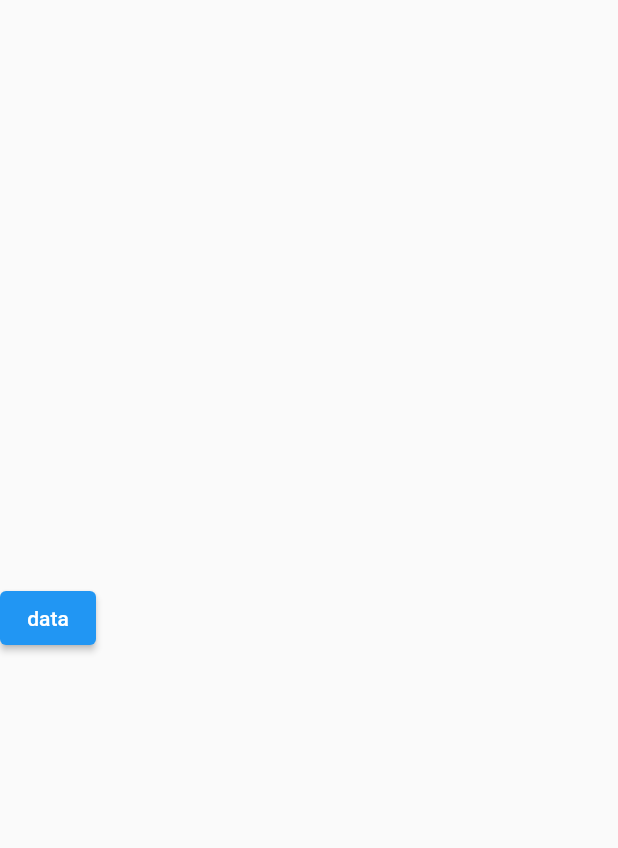
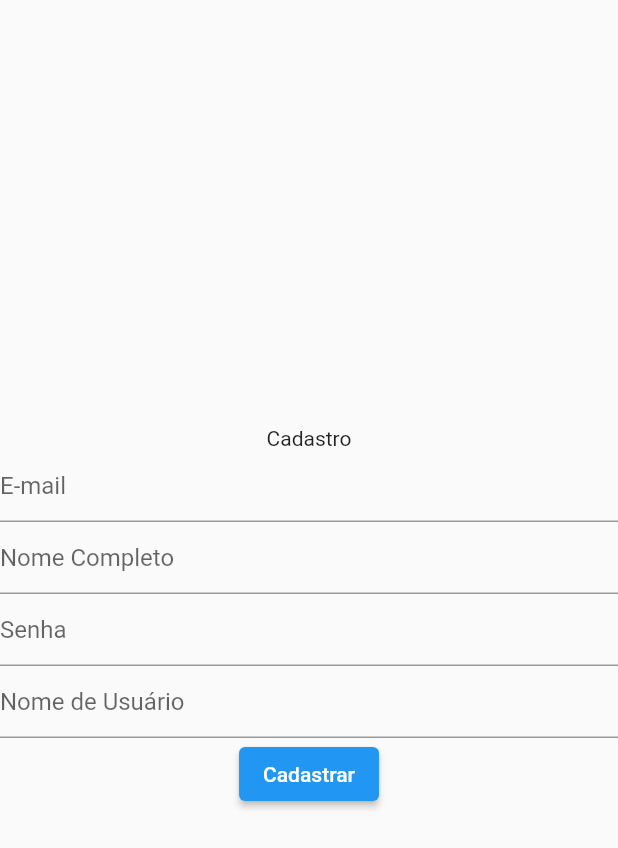
Before and after one commit to victorlobato2310/barber-app, a Flutter app: the screen it shows after launch, on a phone screen of 412 x 824 dp. Shown: the top 848 px of the screen. Run offline on Flutter 3.47's test engine with Material 2 defaults, Android fonts, the phone set to English and light mode, and no system bars; our stand-ins replace dio.

Commit message:
feat - HomePage form cread and button component created

```diff
--- /dev/null
+++ b/mobile/lib/views/components/home_page_components/register_user_button_component.dart
@@ -0,0 +1,53 @@
+import 'package:flutter/material.dart';
+
+import '../../../model/account_model.dart';
+import '../../../services/register_user.dart';
+
+class RegisterUserButtonComponent extends StatelessWidget {
+  const RegisterUserButtonComponent({
+    Key? key,
+    required this.password,
+    required this.email,
+    required this.name,
+    required this.username,
+  }) : super(key: key);
+
+  final TextEditingController password;
+  final TextEditingController email;
+  final TextEditingController name;
+  final TextEditingController username;
+
+  @override
+  Widget build(BuildContext context) {
+    return ElevatedButton(
+      onPressed: () {
+        if (password.text.length < 8) {
+          ScaffoldMessenger.of(context).showSnackBar(const SnackBar(
+              content: Text('A senha deve possuir ao menos 8 caracteres')));
+        }
+        if (email.text.isEmpty) {
+          ScaffoldMessenger.of(context).showSnackBar(
+              const SnackBar(content: Text('Um email deve ser fornecido')));
+        }
+        if (name.text.isEmpty) {
+          ScaffoldMessenger.of(context).showSnackBar(const SnackBar(
+              content: Text('O nome completo deve ser fornecido')));
+        }
+        if (username.text.isEmpty) {
+          ScaffoldMessenger.of(context).showSnackBar(const SnackBar(
+              content: Text('O nome de usuário deve ser fornecido')));
+        } else {
+          RegisterUser().call(
+            AccountModel(
+              email: email.text,
+              name: name.text,
+              password: password.text,
+              username: username.text,
+            ),
+          );
+        }
+      },
+      child: const Text('Cadastrar'),
+    );
+  }
+}
--- a/mobile/lib/views/home_page.dart
+++ b/mobile/lib/views/home_page.dart
@@ -1,23 +1,48 @@
-import 'package:barber_app/model/account_model.dart';
-import 'package:barber_app/services/register_user.dart';
 import 'package:flutter/material.dart';
+import 'components/home_page_components/register_user_button_component.dart';
 
 class HomePage extends StatelessWidget {
   const HomePage({super.key});
 
   @override
   Widget build(BuildContext context) {
+    TextEditingController email = TextEditingController();
+    TextEditingController name = TextEditingController();
+    TextEditingController password = TextEditingController();
+    TextEditingController username = TextEditingController();
     return Scaffold(
       body: Column(
         mainAxisAlignment: MainAxisAlignment.center,
         crossAxisAlignment: CrossAxisAlignment.center,
         children: [
-          ElevatedButton(
-            onPressed: () {
-              RegisterUser().call(AccountModel(email: 'email', name: 'name', password: 'password', username: 'username'));
-            },
-            child: const Text('data'),
+          const Text('Cadastro'),
+          Form(
+            autovalidateMode: AutovalidateMode.onUserInteraction,
+            child: Column(
+              children: [
+                TextFormField(
+                  controller: email,
+                  decoration: const InputDecoration(hintText: 'E-mail'),
+                ),
+                TextFormField(
+                    controller: name,
+                    decoration:
+                        const InputDecoration(hintText: 'Nome Completo')),
+                TextFormField(
+                  controller: password,
+                  decoration: const InputDecoration(
+                    hintText: 'Senha',
+                  ),
+                ),
+                TextFormField(
+                    controller: username,
+                    decoration:
+                        const InputDecoration(hintText: 'Nome de Usuário')),
+              ],
+            ),
           ),
+          RegisterUserButtonComponent(
+              password: password, email: email, name: name, username: username),
         ],
       ),
     );
```
